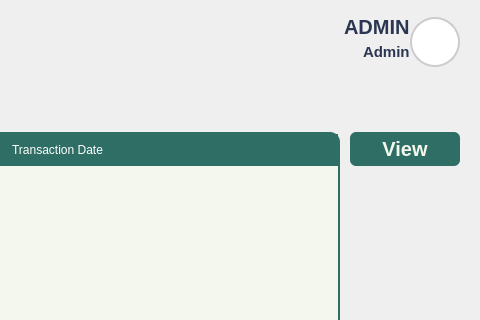
The window that Views/Admin_Transactions.ui (VinsmokeSanji69/COVACHA_CLINIC_SYSTEM) describes before a commit, drawn with Qt 5; both pictures show x 653 to 1133 and y 0 to 320 of the 1133 by 690 pixel window.
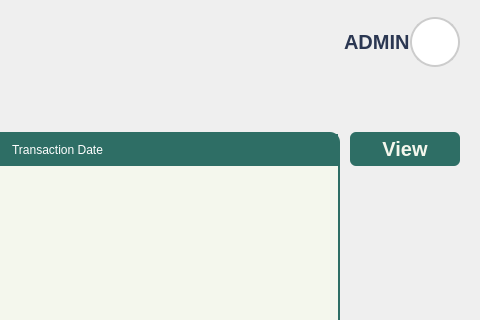
The same window after the commit. Icons and pictures are not drawn.

What changed in the file:
```diff
--- a/Views/Admin_Transactions.ui
+++ b/Views/Admin_Transactions.ui
@@ -443,7 +443,7 @@
              <property name="spacing">
               <number>0</number>
              </property>
-             <item alignment="Qt::AlignRight">
+             <item alignment="Qt::AlignRight|Qt::AlignVCenter">
               <widget class="QLabel" name="UserName">
                <property name="text">
                 <string>ADMIN</string>
@@ -453,16 +453,6 @@
                </property>
               </widget>
              </item>
-             <item alignment="Qt::AlignRight">
-              <widget class="QLabel" name="UserType">
-               <property name="text">
-                <string>Admin</string>
-               </property>
-               <property name="alignment">
-                <set>Qt::AlignLeading</set>
-               </property>
-              </widget>
-             </item>
             </layout>
            </item>
            <item>
```
